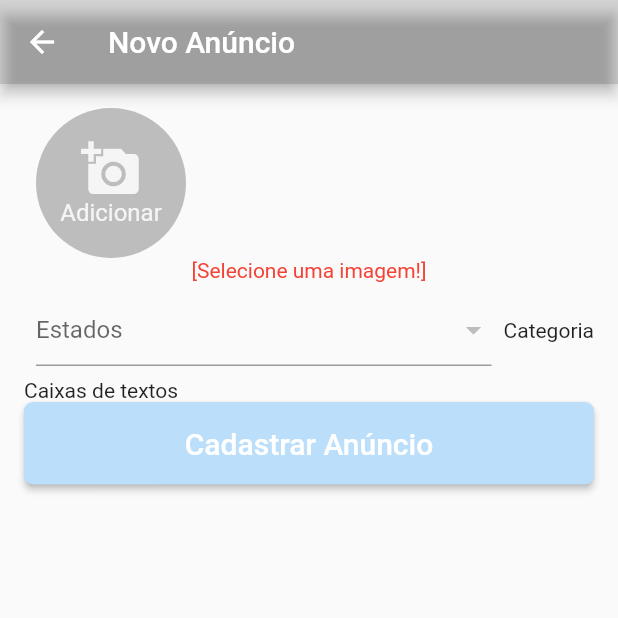
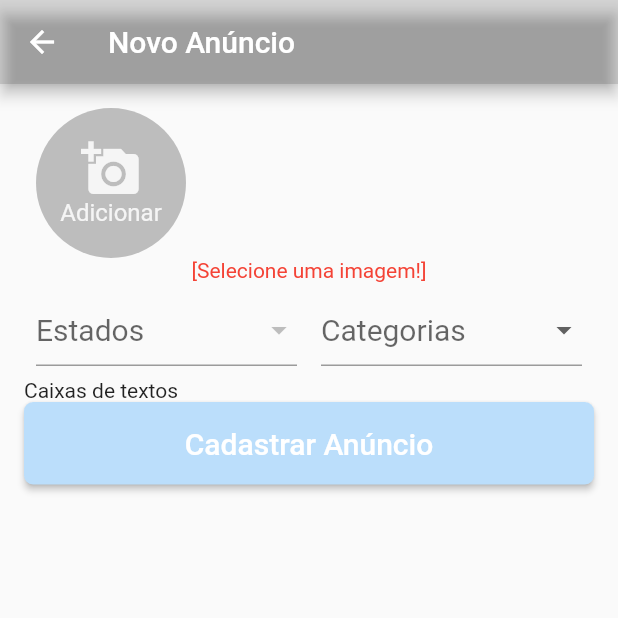
Before and after one commit to gabrielln13/EncontreiPet, a Flutter app: the NovoAnuncio screen opened by its route, after a tap on "Cadastrar Anúncio", on a phone screen of 412 x 824 dp, the top half of it. Run offline on Flutter 3.47's test engine with Material 2 defaults, Android fonts, the phone set to English and light mode, and no system bars; our stand-ins replace brasil_fields, firebase_auth, firebase_core, image_picker; missing offline and left inert: dart:ffi, validadores; accounts and stored records are empty; statements that could not run were skipped.

Commit message:
Atualização NovoAnuncio.dar

```diff
--- a/lib/views/NovoAnuncio.dart
+++ b/lib/views/NovoAnuncio.dart
@@ -1,9 +1,10 @@
 import 'dart:ffi';
-
+import 'package:brasil_fields/brasil_fields.dart';
 import 'package:encontrei_pet/views/widgets/BotaoCustomizado.dart';
 import 'package:flutter/material.dart';
 import 'dart:io';
 import 'package:image_picker/image_picker.dart';
+import 'package:validadores/validadores.dart';
 
 class NovoAnuncio extends StatefulWidget {
   const NovoAnuncio({Key? key}) : super(key: key);
@@ -15,14 +16,17 @@ class NovoAnuncio extends StatefulWidget {
 class _NovoAnuncioState extends State<NovoAnuncio> {
 
   final List<File> _listaImagens = [];
-  final List<DropdownMenuItem<Int>> _listaItensDropEstados = [];
+  final List<DropdownMenuItem<String>> _listaItensDropEstados = [];
   final List<DropdownMenuItem<String>> _listaItensDropCategorias = [];
   final _formKey = GlobalKey<FormState>();
 
+  String? _itemSelecionadoEstado;
+  String? _itemSelecionadoCategoria;
+
+  _selecionarImagemGaleria() async{
+
   final picker = ImagePicker();
   File? imagemSelecionada;
-
-  _selecionarImagemGaleria() async{
 
     final pickedFile = await picker.pickImage(source: ImageSource.gallery);
     imagemSelecionada = File(pickedFile!.path);
@@ -43,13 +47,34 @@ class _NovoAnuncioState extends State<NovoAnuncio> {
 
   _carregarItensDropdown(){
 
+    //Categorias
+    _listaItensDropCategorias.add(
+      DropdownMenuItem(child: Text("Automóvel"), value: "auto",)
+    );
+
+    _listaItensDropCategorias.add(
+        DropdownMenuItem(child: Text("Imóvel"), value: "imovel",)
+    );
+
+    _listaItensDropCategorias.add(
+        DropdownMenuItem(child: Text("Eletrônicos"), value: "eletro",)
+    );
+
+    _listaItensDropCategorias.add(
+        DropdownMenuItem(child: Text("Moda"), value: "moda",)
+    );
+
+    _listaItensDropCategorias.add(
+        DropdownMenuItem(child: Text("Esportes"), value: "esportes",)
+    );
+
     //Estados
-    _listaItensDropEstados.add(
-      DropdownMenuItem(child: Text("São Paulo"), value: 1,)
-    );
-    _listaItensDropEstados.add(
-        DropdownMenuItem(child: Text("Minas Gerais"), value: 2,)
-    );
+    for(var estado in Estados.listaEstadosSigla){
+      _listaItensDropEstados.add(
+        DropdownMenuItem(child: Text(estado), value: estado,)
+      );
+    }
+
   }
 
   @override
@@ -174,15 +199,50 @@ class _NovoAnuncioState extends State<NovoAnuncio> {
                         child: Padding(
                           padding: EdgeInsets.all(8),
                           child: DropdownButtonFormField(
+                            value: _itemSelecionadoEstado,
                             hint: Text("Estados"),
+                            style: TextStyle(
+                            color: Colors.black,
+                            fontSize:20
+                          ),
                             items: _listaItensDropEstados,
+                            validator: (valor){
+                              return Validador()
+                                  .add(Validar.OBRIGATORIO, msg: "Campo Obrigatório")
+                                  .valido(valor as String?);
+                            },
                             onChanged: (valor){
-
+                              setState(() {
+                                _itemSelecionadoEstado = valor as String?;
+                              });
                             },
-                          )
-                        )
+                          ),
+                        ),
                     ),
-                    Text("Categoria"),
+                    Expanded(
+                      child: Padding(
+                        padding: EdgeInsets.all(8),
+                        child: DropdownButtonFormField(
+                          value: _itemSelecionadoCategoria,
+                          hint: Text("Categorias"),
+                          style: TextStyle(
+                              color: Colors.black,
+                              fontSize:20
+                          ),
+                          items: _listaItensDropCategorias,
+                          validator: (valor){
+                            return Validador()
+                                .add(Validar.OBRIGATORIO, msg: "Campo Obrigatório")
+                                .valido(valor as String?);
+                          },
+                          onChanged: (valor){
+                            setState(() {
+                              _itemSelecionadoCategoria = valor as String?;
+                            });
+                          },
+                        ),
+                      ),
+                    ),
                   ],
                 ),
                 //Caixas de textos e botões
@@ -190,7 +250,8 @@ class _NovoAnuncioState extends State<NovoAnuncio> {
                 BotaoCustomizado(
                   texto: "Cadastrar Anúncio",
                   onPressed: () {
-                    if (_formKey.currentState!.validate()) {}
+                    if (_formKey.currentState!.validate()) {
+                    }
                   },
                 ),
               ],
```
